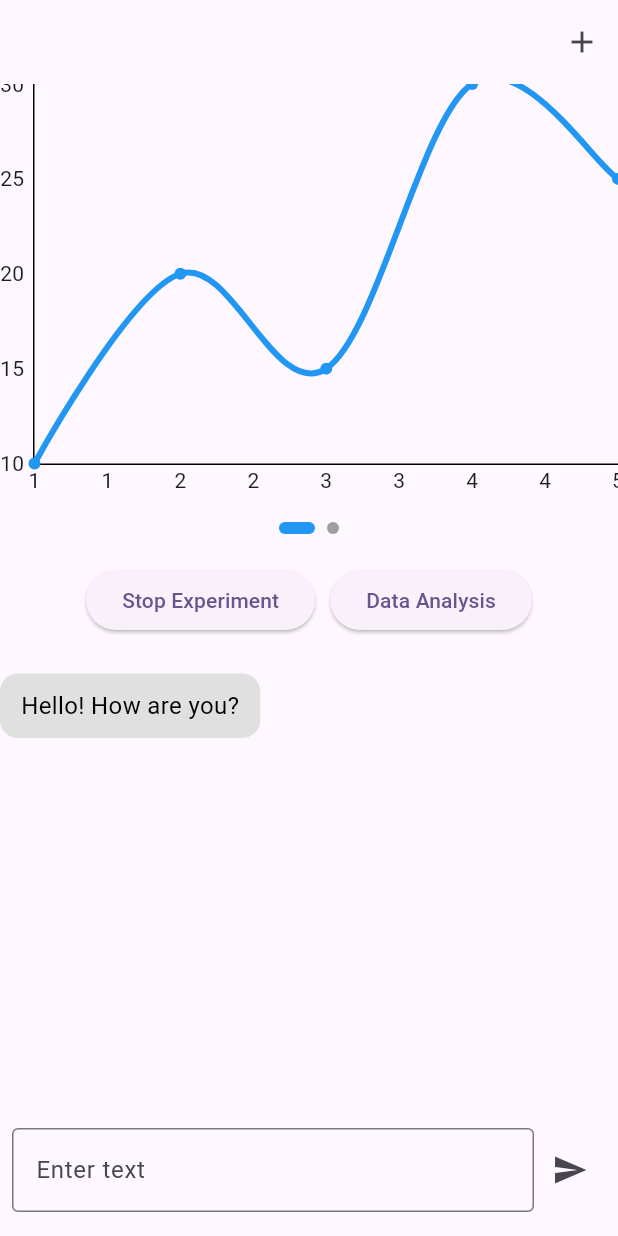
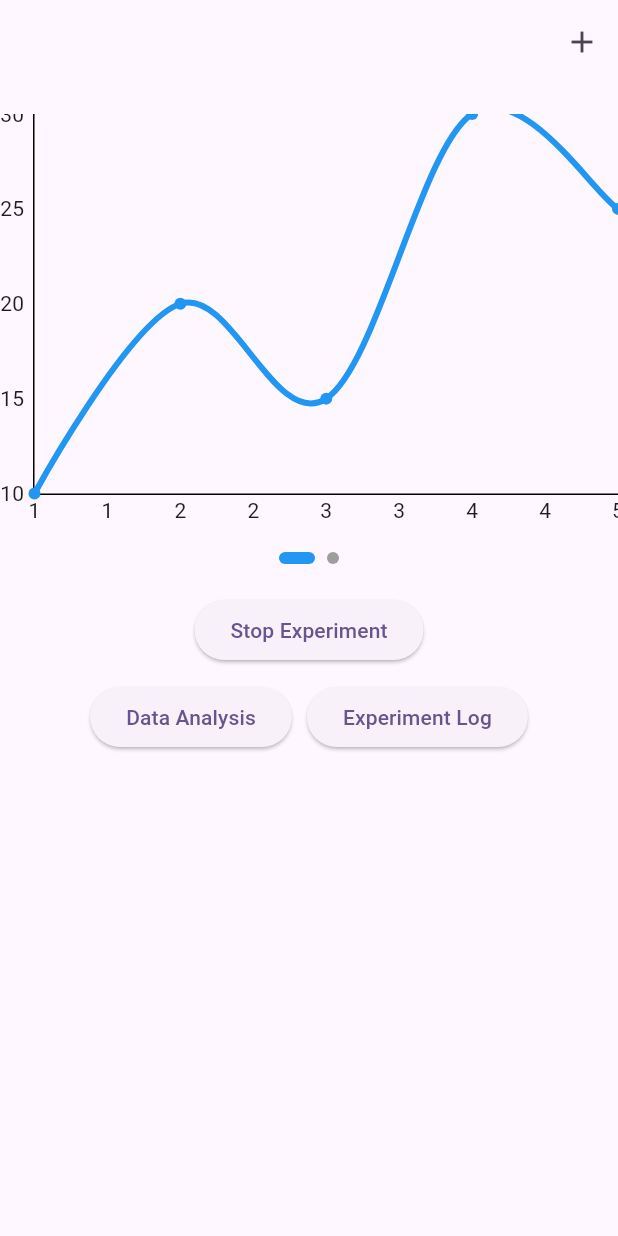
Before and after one commit to adam1brownell/no1, a Flutter app: the HomePage screen opened by its route, after a tap on "Start Experiment", on a phone screen of 412 x 824 dp. Run offline on Flutter 3.47's test engine with Material 3 defaults, Android fonts, the phone set to English and light mode, and no system bars; drawn by our look-alikes of fl_chart, smooth_page_indicator; our stand-ins replace sqflite; accounts and stored records are empty.

Commit message:
reconnect add data page

```diff
--- a/no1_app/lib/main.dart
+++ b/no1_app/lib/main.dart
@@ -1,6 +1,7 @@
 import 'package:flutter/material.dart';
-import 'package:no1_app/pages/landing.dart';  // Import Landing Page
-import 'package:no1_app/pages/home.dart';     // Import Home Page
+import 'package:no1_app/pages/landing.dart';
+import 'package:no1_app/pages/home.dart';
+import 'package:no1_app/pages/add_data.dart';
 
 
 void main() {
@@ -21,6 +22,7 @@
       home: const LandingPage(), // Set LandingPage as the initial page
       routes: {
         '/home': (context) => const HomePage(), // Define route for Home Page
+        '/add_data': (context) => const AddDataView(), // Define route for AddDataView
       },
     );
   }
--- a/no1_app/lib/pages/add_data.dart
+++ b/no1_app/lib/pages/add_data.dart
@@ -1,6 +1,8 @@
 import 'package:flutter/material.dart';
 
 class AddDataView extends StatefulWidget {  // Converted AddDataView to StatefulWidget
+  const AddDataView({Key? key}) : super(key: key); // Add const here
+
   @override
   _AddDataViewState createState() => _AddDataViewState();
 }
--- a/no1_app/lib/pages/home.dart
+++ b/no1_app/lib/pages/home.dart
@@ -1,8 +1,5 @@
 import 'package:flutter/material.dart';
 import 'package:fl_chart/fl_chart.dart';
-import 'package:http/http.dart' as http;
-import 'dart:convert';
-import 'dart:async';
 import 'package:smooth_page_indicator/smooth_page_indicator.dart';
 
 class HomePage extends StatefulWidget {
@@ -13,69 +10,10 @@ class HomePage extends StatefulWidget {
 }
 
 class _HomePageState extends State<HomePage> {
-  TextEditingController _textController = TextEditingController(); // Controller for input
   List<double> x = [1, 2, 3, 4, 5];
   List<double> y = [10, 20, 15, 30, 25];
   final PageController _pageController = PageController();
   bool activeExp = false;
-
-  String fullText = "Hello! How are you?"; // First message from the app
-  String userInput = "";
-  String serverResponse = "";
-
-  List<Map<String, dynamic>> conversationHistory = []; // Stores conversation history with role info
-
-  @override
-  void initState() {
-    super.initState();
-    // Add the first app message as soon as the app starts
-    addMessage(fullText, isUser: false);
-  }
-
-  // Function to add messages to the conversation history
-  void addMessage(String message, {required bool isUser}) {
-    setState(() {
-      conversationHistory.add({
-        'message': message,
-        'isUser': isUser,
-      });
-    });
-  }
-
-  Future<void> pingNgrokServer(String inputText) async {
-    try {
-      // Replace with your ngrok URL
-      var url = Uri.parse('https://6742-34-74-29-202.ngrok-free.app/chat');
-      var response = await http.post(
-        url,
-        headers: {"Content-Type": "application/json"},
-        body: jsonEncode({"text": inputText}),
-      );
-
-      if (response.statusCode == 200) {
-        var responseData = jsonDecode(response.body);
-        setState(() {
-          serverResponse = responseData['response'];
-          // Add the bot's response to the conversation
-          addMessage(serverResponse, isUser: false);
-        });
-      } else {
-        setState(() {
-          serverResponse = "Failed to get a response from the server.";
-        });
-      }
-    } catch (e) {
-      setState(() {
-        serverResponse = "Error: $e";
-      });
-    }
-  }
-
-  @override
-  void dispose() {
-    _textController.dispose();
-    super.dispose();
-  }
 
   @override
   Widget build(BuildContext context) {
@@ -87,14 +25,17 @@ class _HomePageState extends State<HomePage> {
             icon: const Icon(Icons.add),
             tooltip: 'Add Data',
             onPressed: () {
-              // Add your navigation logic here
+              // Navigate to AddDataPage
+              Navigator.pushNamed(context, '/add_data');
             },
           ),
         ],
       ),
       body: Column(
         children: [
-          SizedBox(
+          const SizedBox(height: 20),
+          activeExp
+              ? SizedBox(
                   height: 300,
                   child: Column(
                     children: [
@@ -120,10 +61,18 @@ class _HomePageState extends State<HomePage> {
                       ),
                     ],
                   ),
+                )
+              : Center(
+                  child: Padding(
+                    padding: const EdgeInsets.all(16.0),
+                    child: Text(
+                      'N of 1',
+                      style: TextStyle(fontSize: 24, fontWeight: FontWeight.bold),
+                    ),
+                  ),
                 ),
           const SizedBox(height: 20),
-          Row(
-            mainAxisAlignment: MainAxisAlignment.center,
+          Column(
             children: [
               ElevatedButton(
                 onPressed: () {
@@ -134,7 +83,10 @@ class _HomePageState extends State<HomePage> {
                 },
                 child: Text(activeExp ? 'Stop Experiment' : 'Start Experiment'),
               ),
-              const SizedBox(width: 10),
+              const SizedBox(height: 10),
+              Row(
+                mainAxisAlignment: MainAxisAlignment.center,
+                children: [
                   ElevatedButton(
                     onPressed: () {
                       // Navigate to the Data Analysis screen (replace with the actual route)
@@ -142,73 +94,19 @@ class _HomePageState extends State<HomePage> {
                     },
                     child: const Text('Data Analysis'),
                   ),
+                  const SizedBox(width: 10),
+                  ElevatedButton(
+                    onPressed: () {
+                      // Navigate to the Experiment Log screen
+                      Navigator.pushNamed(context, '/experiment_log');
+                    },
+                    child: const Text('Experiment Log'),
+                  ),
+                ],
+              ),
             ],
           ),
           const SizedBox(height: 20),
-          Expanded(
-            child: ListView.builder(
-              itemCount: conversationHistory.length,
-              itemBuilder: (context, index) {
-                bool isUser = conversationHistory[index]['isUser'];
-                String message = conversationHistory[index]['message'];
-                return Row(
-                  mainAxisAlignment:
-                      isUser ? MainAxisAlignment.end : MainAxisAlignment.start,
-                  children: [
-                    Container(
-                      padding: const EdgeInsets.symmetric(
-                        vertical: 10,
-                        horizontal: 14,
-                      ),
-                      margin: const EdgeInsets.symmetric(vertical: 5),
-                      constraints: BoxConstraints(maxWidth: MediaQuery.of(context).size.width * 0.7),
-                      decoration: BoxDecoration(
-                        color: isUser ? Colors.blue[100] : Colors.grey[300],
-                        borderRadius: BorderRadius.circular(12),
-                      ),
-                      child: Text(
-                        message,
-                        style: TextStyle(
-                          fontSize: 16,
-                          color: isUser ? Colors.black : Colors.black,
-                        ),
-                      ),
-                    ),
-                  ],
-                );
-              },
-            ),
-          ),
-          Align(
-            alignment: Alignment.bottomCenter,
-            child: Padding(
-              padding: const EdgeInsets.fromLTRB(8.0, 8.0, 8.0, 16.0),
-              child: Row(
-                children: [
-                  Expanded(
-                    child: TextField(
-                      controller: _textController,
-                      decoration: const InputDecoration(
-                        labelText: "Enter text",
-                        border: OutlineInputBorder(),
-                      ),
-                    ),
-                  ),
-                  IconButton(
-                    icon: const Icon(Icons.send),
-                    onPressed: () {
-                      setState(() {
-                        userInput = _textController.text; // Capture user input
-                        addMessage(userInput, isUser: true); // Add user message to conversation
-                        pingNgrokServer(userInput); // Ping the server with input
-                        _textController.clear(); // Clear the input field
-                      });
-                    },
-                  ),
-                ],
-              ),
-            ),
-          ),
         ],
       ),
     );
@@ -218,40 +116,49 @@ class _HomePageState extends State<HomePage> {
   Widget buildLineChart(List<double> x, List<double> y) {
     return LineChart(
       LineChartData(
-        gridData: FlGridData(show: false), // Disable grid/tick marks
+        gridData: FlGridData(show: false),
         titlesData: FlTitlesData(
           leftTitles: AxisTitles(
-            sideTitles: SideTitles(showTitles: true, getTitlesWidget: (value, meta) {
-              return Text(value.toInt().toString()); // Y-axis values
-            }),
+            sideTitles: SideTitles(
+              showTitles: true,
+              getTitlesWidget: (value, meta) {
+                return Text(value.toInt().toString());
+              },
+            ),
           ),
           bottomTitles: AxisTitles(
             axisNameWidget: const Padding(
-              padding: EdgeInsets.only(top: 16.0), // Space for axis label
-              child: Text('Days', style: TextStyle(fontSize: 16)), // X-axis label
+              padding: EdgeInsets.only(top: 16.0),
+              child: Text('Days', style: TextStyle(fontSize: 16)),
             ),
             sideTitles: SideTitles(
               showTitles: true,
               getTitlesWidget: (value, meta) {
-                return Text(value.toInt().toString()); // X-axis values
+                return Text(value.toInt().toString());
               },
             ),
           ),
           rightTitles: AxisTitles(
-            sideTitles: SideTitles(showTitles: false), // Hide right side numbers
+            sideTitles: SideTitles(showTitles: false),
           ),
           topTitles: AxisTitles(
-            sideTitles: SideTitles(showTitles: false), // Hide top numbers
+            sideTitles: SideTitles(showTitles: false),
           ),
         ),
         borderData: FlBorderData(
           show: true,
           border: Border(
-            top: BorderSide.none, // Hide top border
-            right: BorderSide.none, // Hide right border
-            left: const BorderSide(width: 1), // Keep left border
-            bottom: const BorderSide(width: 1), // Keep bottom border
+            top: BorderSide.none,
+            right: BorderSide.none,
+            left: const BorderSide(width: 1),
+            bottom: const BorderSide(width: 1),
           ),
+        ),
+        clipData: FlClipData(
+          top: false,
+          bottom: false,
+          left: false,
+          right: false,
         ),
         lineBarsData: [
           LineChartBarData(
```
Lines whose indentation alone changed are shown as unchanged.
